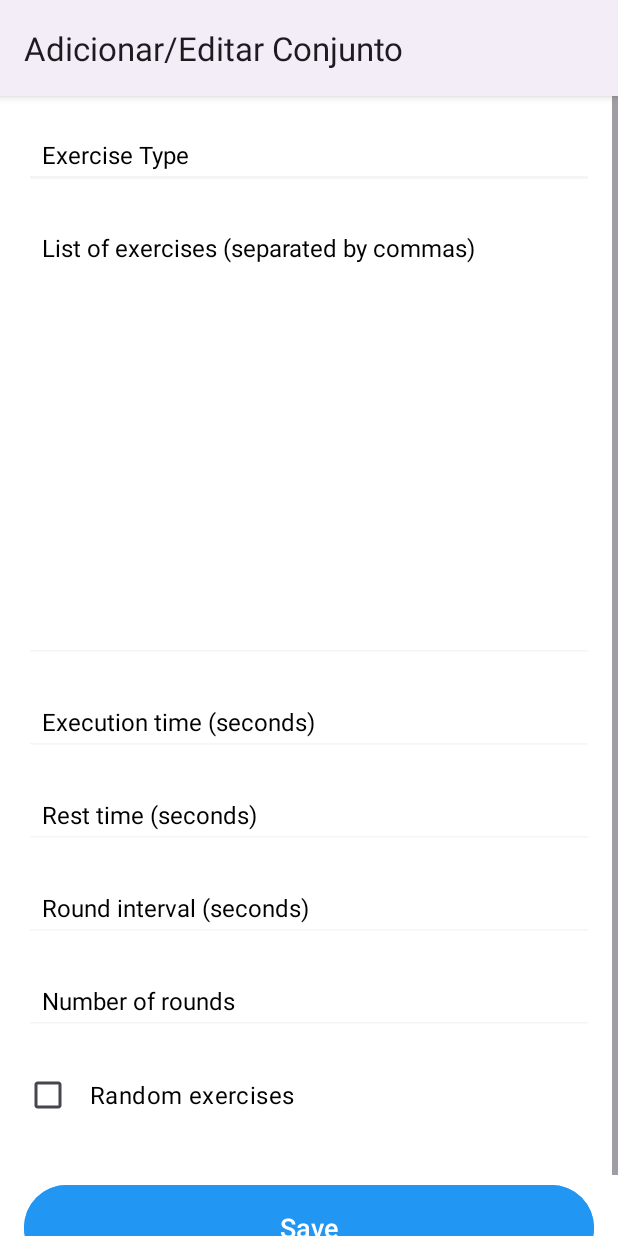
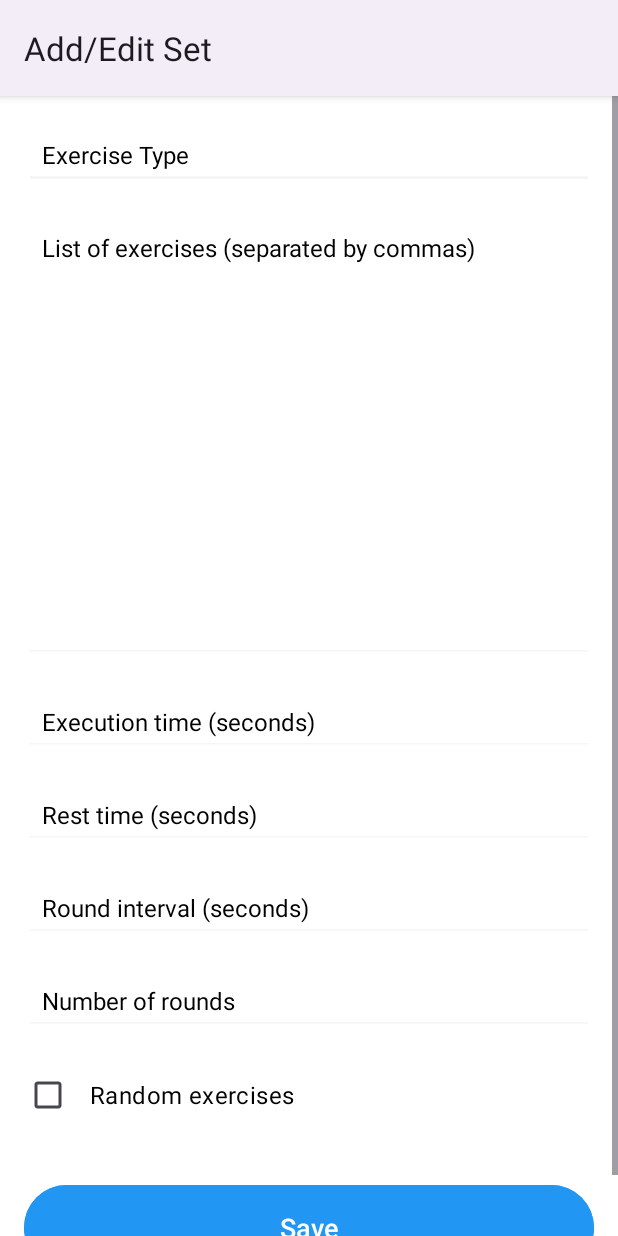
Before and after one commit to ils94/Personal_Trainer_App, an Android app: the WorkoutSetsActivity screen opened directly, with no data from a screen before it, after a tap on "ADD NEW SET", on a phone screen of 412 x 824 dp. Run offline under Robolectric (Android 15) with nearby library versions, the phone set to English and light mode, and no system bars.

```diff
--- a/app/src/main/java/com/droidev/personaltrainer/MainActivity.java
+++ b/app/src/main/java/com/droidev/personaltrainer/MainActivity.java
@@ -338,7 +338,7 @@ public class MainActivity extends AppCompatActivity {
                     timeRemaining = 0;
                     timerTextView.setText("0");
                     startButton.setEnabled(true);
-                    pauseButton.setText("Pausar");
+                    pauseButton.setText(getString(R.string.pause_button));
                     isPaused = false;
                 })
                 .setNegativeButton(getString(R.string.no), (dialog, which) -> {
--- a/app/src/main/res/menu/main_menu.xml
+++ b/app/src/main/res/menu/main_menu.xml
@@ -2,6 +2,6 @@
     xmlns:app="http://schemas.android.com/apk/res-auto">
     <item
         android:id="@+id/action_workout_sets"
-        android:title="Conjuntos de Exercícios"
+        android:title="@string/action_workout_sets"
         app:showAsAction="never" />
 </menu>
--- a/app/src/main/res/values/strings.xml
+++ b/app/src/main/res/values/strings.xml
@@ -35,4 +35,19 @@
     <string name="speak_error">Error initializing TextToSpeech.</string>
     <string name="beep_error">Error playing beep sound.</string>
     <string name="confirm_stop">Confirm Stop</string>
+    <string name="workout_sets_title">Workout Sets</string>
+    <string name="toast_selected_set">Workout: %1$s</string>
+    <string name="dialog_remove_title">Remove Set</string>
+    <string name="dialog_remove_message">Are you sure you want to remove the set?</string>
+    <string name="dialog_remove_positive">Yes</string>
+    <string name="dialog_remove_negative">Cancel</string>
+    <string name="toast_set_removed">Set removed</string>
+    <string name="swipe_edit_text">Edit</string>
+    <string name="swipe_delete_text">Delete</string>
+    <string name="config_title">Add/Edit Set</string>
+    <string name="error_exercise_type">Please enter the workout type</string>
+    <string name="error_exercises_input">Please enter at least one exercise</string>
+    <string name="toast_save_success">Settings saved!</string>
+    <string name="toast_invalid_values">Please enter valid values!</string>
+    <string name="action_workout_sets">Workout Sets</string>
 </resources>
```
Also changed, not shown: app/src/main/java/com/droidev/personaltrainer/ConfigActivity.java (+5 -5 lines), app/src/main/java/com/droidev/personaltrainer/WorkoutSetsActivity.java (+9 -9 lines).
